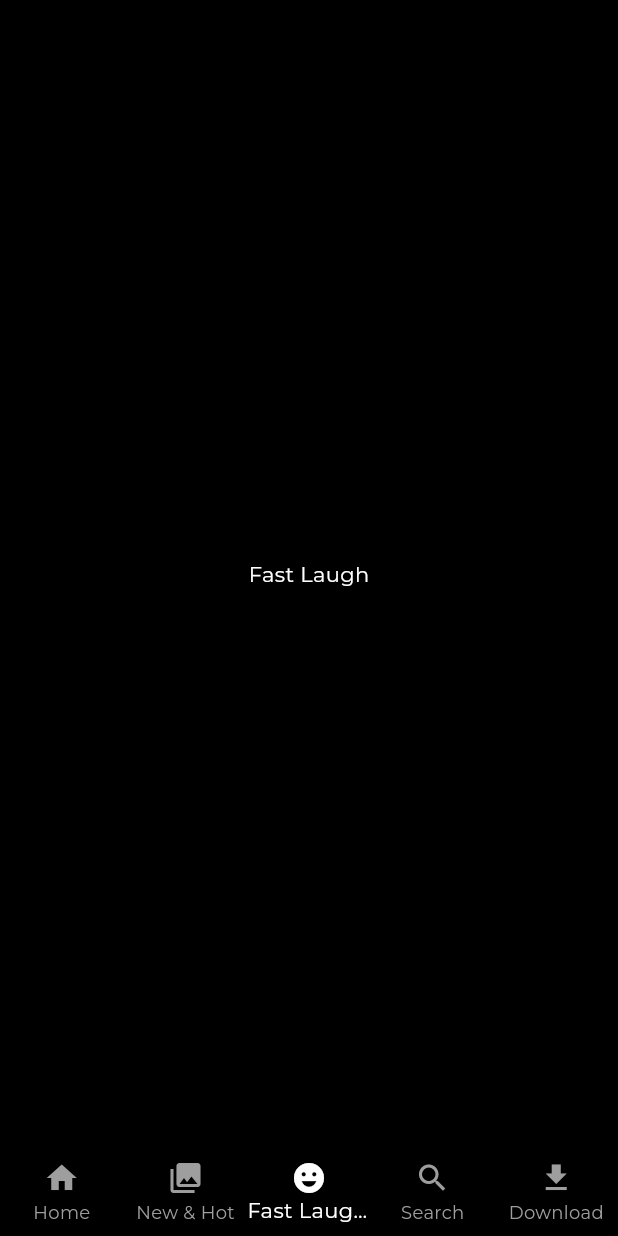
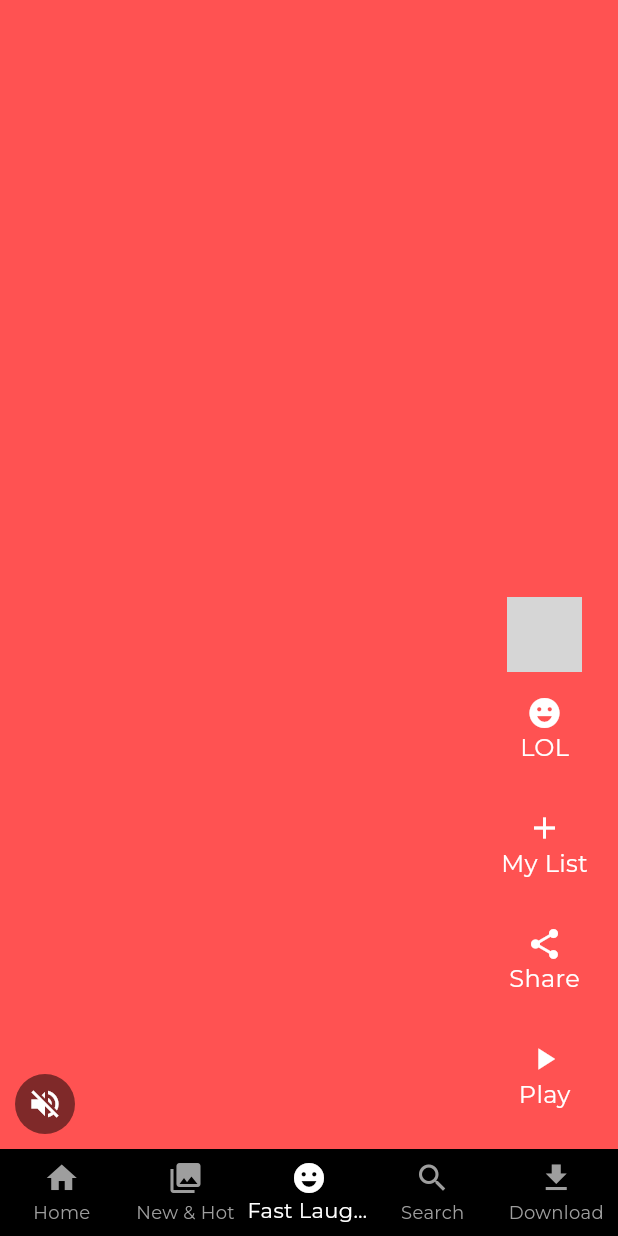
Before and after one commit to akhil-ge0rge/netflix_clone, a Flutter app: the screen it shows after launch, item 3 of the bottom bar chosen, on a phone screen of 412 x 824 dp. Run offline on Flutter 3.47's test engine with Material 3 defaults, Android fonts, the phone set to English and light mode, and no system bars; our stand-ins replace google_fonts; network calls fail; grey boxes are pictures that could not be loaded.

Commit message:
fast laugh page ui completed

```diff
--- a/lib/presentation/fast_laugh/fast_laugh.dart
+++ b/lib/presentation/fast_laugh/fast_laugh.dart
@@ -1,5 +1,6 @@
 import 'package:flutter/material.dart';
-import 'package:netflix_clone/core/colors/colors.dart';
+
+import 'widget/video_card.dart';
 
 class FastLaughScreen extends StatelessWidget {
   const FastLaughScreen({super.key});
@@ -7,8 +8,14 @@ class FastLaughScreen extends StatelessWidget {
   @override
   Widget build(BuildContext context) {
     return Scaffold(
-      body: Center(
-        child: Text("Fast Laugh"),
+      body: SafeArea(
+        child: PageView(
+          scrollDirection: Axis.vertical,
+          children: List.generate(
+            10,
+            (index) => VideoCard(index: index),
+          ),
+        ),
       ),
     );
   }
--- /dev/null
+++ b/lib/presentation/fast_laugh/widget/fastlaugh_action_widget.dart
@@ -0,0 +1,31 @@
+import 'package:flutter/material.dart';
+import 'package:netflix_clone/core/colors/colors.dart';
+
+class FastLaughActionWidget extends StatelessWidget {
+  final IconData icon;
+  final String text;
+  const FastLaughActionWidget(
+      {super.key, required this.icon, required this.text});
+
+  @override
+  Widget build(BuildContext context) {
+    return Padding(
+      padding: const EdgeInsets.symmetric(horizontal: 10, vertical: 15),
+      child: Column(
+        children: [
+          Icon(
+            icon,
+            color: kWhiteColor,
+          ),
+          Text(
+            text,
+            style: TextStyle(
+              color: kWhiteColor,
+              fontSize: 16,
+            ),
+          )
+        ],
+      ),
+    );
+  }
+}
--- /dev/null
+++ b/lib/presentation/fast_laugh/widget/video_card.dart
@@ -0,0 +1,82 @@
+import 'package:flutter/cupertino.dart';
+import 'package:flutter/material.dart';
+import 'package:netflix_clone/core/colors/colors.dart';
+import 'package:netflix_clone/presentation/fast_laugh/widget/fastlaugh_action_widget.dart';
+
+class VideoCard extends StatelessWidget {
+  final int index;
+  const VideoCard({super.key, required this.index});
+
+  @override
+  Widget build(BuildContext context) {
+    return Stack(
+      children: [
+        Container(
+          color: Colors.accents.elementAt(index),
+        ),
+        Positioned(
+          bottom: 0,
+          right: 0,
+          left: 0,
+          child: Padding(
+            padding: const EdgeInsets.symmetric(horizontal: 10.0, vertical: 10),
+            child: Row(
+              mainAxisAlignment: MainAxisAlignment.spaceBetween,
+              crossAxisAlignment: CrossAxisAlignment.end,
+              children: [
+                CircleAvatar(
+                  radius: 20,
+                  backgroundColor: kBlackColor.withOpacity(0.5),
+                  child: Center(
+                    child: IconButton(
+                      onPressed: () {},
+                      padding: EdgeInsets.zero,
+                      icon: Icon(
+                        Icons.volume_off,
+                        color: kWhiteColor,
+                      ),
+                    ),
+                  ),
+                ),
+                Column(
+                  children: [
+                    Column(
+                      mainAxisAlignment: MainAxisAlignment.start,
+                      mainAxisSize: MainAxisSize.min,
+                      children: [
+                        Container(
+                          width: 50,
+                          height: 50,
+                          alignment: Alignment.bottomCenter,
+                          decoration: BoxDecoration(
+                              shape: BoxShape.circle,
+                              image: DecorationImage(
+                                  fit: BoxFit.cover,
+                                  image: NetworkImage(
+                                      'https://www.themoviedb.org/t/p/w1066_and_h600_bestv2/ktHEdqmMWC1wdfPRMRCTZe2OISL.jpg'))),
+                          child: Text(
+                            "LUDO",
+                            style: TextStyle(
+                              fontWeight: FontWeight.w900,
+                              fontSize: 15,
+                            ),
+                          ),
+                        ),
+                        FastLaughActionWidget(
+                            icon: Icons.emoji_emotions, text: 'LOL'),
+                        FastLaughActionWidget(icon: Icons.add, text: 'My List'),
+                        FastLaughActionWidget(icon: Icons.share, text: 'Share'),
+                        FastLaughActionWidget(
+                            icon: Icons.play_arrow, text: 'Play'),
+                      ],
+                    ),
+                  ],
+                )
+              ],
+            ),
+          ),
+        )
+      ],
+    );
+  }
+}
```
Also changed, not shown: pubspec.yaml (+1 -6 lines), pubspec.lock, 2 other files.
